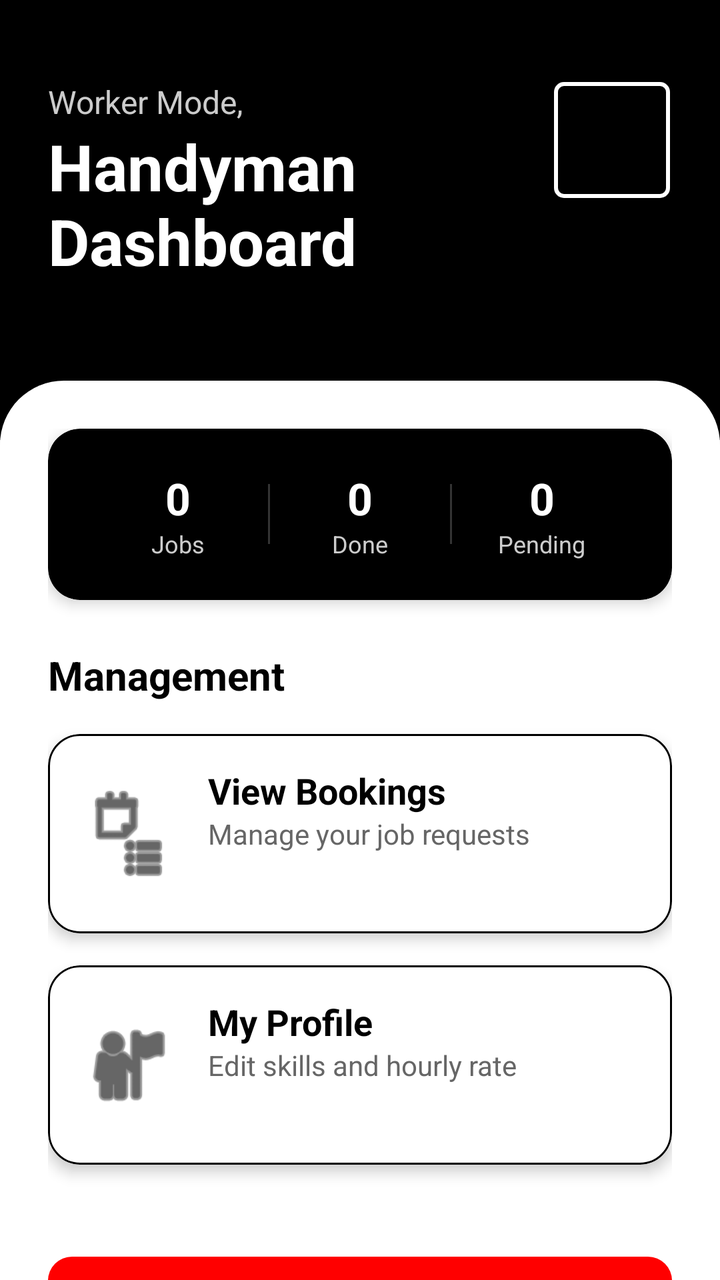
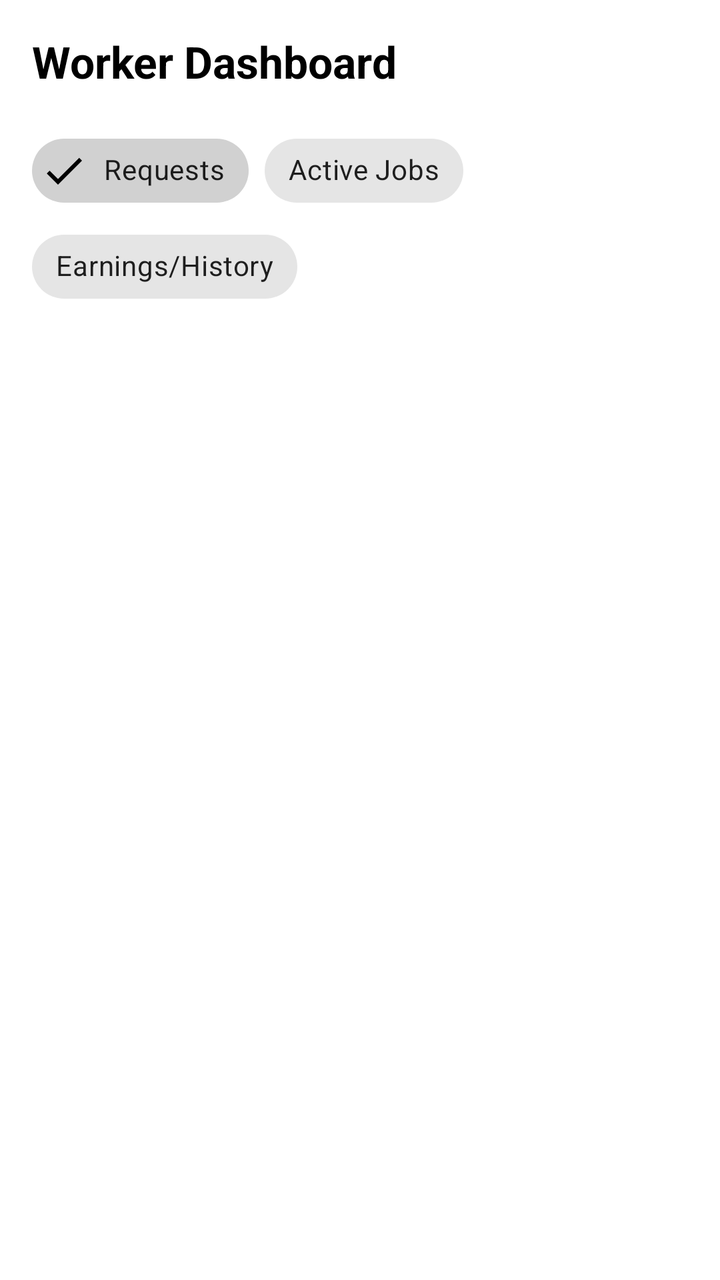

Before-and-after screenshots of an Android layout around one commit, followed by the original layout XML and the change that was made.
<!-- AndroidManifest.xml: application theme Theme.HandManWork -->
<!-- res/layout/activity_worker_dashboard.xml -->
<?xml version="1.0" encoding="utf-8"?>
<androidx.constraintlayout.widget.ConstraintLayout xmlns:android="http://schemas.android.com/apk/res/android"
    xmlns:app="http://schemas.android.com/apk/res-auto"
    xmlns:tools="http://schemas.android.com/tools"
    android:layout_width="match_parent"
    android:layout_height="match_parent"
    android:background="#FFFFFF">

    
    <View
        android:id="@+id/headerBackground"
        android:layout_width="match_parent"
        android:layout_height="220dp"
        android:background="#000000"
        app:layout_constraintTop_toTopOf="parent" />

    <com.google.android.material.imageview.ShapeableImageView
        android:id="@+id/workerProfileImage"
        android:layout_width="60dp"
        android:layout_height="60dp"
        android:layout_marginTop="40dp"
        android:layout_marginEnd="24dp"
        android:padding="2dp"
        android:scaleType="centerCrop"
        android:src="@android:drawable/sym_def_app_icon"
        app:layout_constraintEnd_toEndOf="parent"
        app:layout_constraintTop_toTopOf="parent"
        app:shapeAppearanceOverlay="@style/ShapeAppearance.MaterialComponents.MediumComponent"
        app:strokeColor="#FFFFFF"
        app:strokeWidth="2dp" />

    <TextView
        android:id="@+id/welcomeText"
        android:layout_width="wrap_content"
        android:layout_height="wrap_content"
        android:layout_marginStart="24dp"
        android:layout_marginTop="40dp"
        android:text="Worker Mode,"
        android:textColor="#CCCCCC"
        android:textSize="16sp"
        app:layout_constraintStart_toStartOf="parent"
        app:layout_constraintTop_toTopOf="parent" />

    <TextView
        android:id="@+id/dashboardTitle"
        android:layout_width="wrap_content"
        android:layout_height="wrap_content"
        android:layout_marginStart="24dp"
        android:text="Handyman\nDashboard"
        android:textColor="#FFFFFF"
        android:textSize="32sp"
        android:textStyle="bold"
        app:layout_constraintStart_toStartOf="parent"
        app:layout_constraintTop_toBottomOf="@id/welcomeText" />

    
    <androidx.core.widget.NestedScrollView
        android:layout_width="match_parent"
        android:layout_height="0dp"
        android:layout_marginTop="-30dp"
        android:background="@drawable/rounded_top_corners"
        android:backgroundTint="#FFFFFF"
        android:elevation="8dp"
        app:layout_constraintBottom_toBottomOf="parent"
        app:layout_constraintTop_toBottomOf="@id/headerBackground">

        <LinearLayout
            android:layout_width="match_parent"
            android:layout_height="wrap_content"
            android:orientation="vertical"
            android:padding="24dp">

            
            <com.google.android.material.card.MaterialCardView
                android:id="@+id/stats_card"
                android:layout_width="match_parent"
                android:layout_height="wrap_content"
                android:layout_marginBottom="24dp"
                app:cardCornerRadius="16dp"
                app:cardElevation="4dp"
                app:cardBackgroundColor="#000000">

                <LinearLayout
                    android:layout_width="match_parent"
                    android:layout_height="wrap_content"
                    android:orientation="horizontal"
                    android:padding="20dp"
                    android:weightSum="3">

                    <LinearLayout
                        android:layout_width="0dp"
                        android:layout_height="wrap_content"
                        android:layout_weight="1"
                        android:orientation="vertical"
                        android:gravity="center">
                        <TextView
                            android:id="@+id/total_jobs_text"
                            android:layout_width="wrap_content"
                            android:layout_height="wrap_content"
                            android:text="0"
                            android:textSize="22sp"
                            android:textStyle="bold"
                            android:textColor="#FFFFFF" />
                        <TextView
                            android:layout_width="wrap_content"
                            android:layout_height="wrap_content"
                            android:text="Jobs"
                            android:textSize="12sp"
                            android:textColor="#CCCCCC" />
                    </LinearLayout>

                    <View
                        android:layout_width="1dp"
                        android:layout_height="30dp"
                        android:background="#33FFFFFF"
                        android:layout_gravity="center_vertical" />

                    <LinearLayout
                        android:layout_width="0dp"
                        android:layout_height="wrap_content"
                        android:layout_weight="1"
                        android:orientation="vertical"
                        android:gravity="center">
                        <TextView
                            android:id="@+id/completed_jobs_text"
                            android:layout_width="wrap_content"
                            android:layout_height="wrap_content"
                            android:text="0"
                            android:textSize="22sp"
                            android:textStyle="bold"
                            android:textColor="#FFFFFF" />
                        <TextView
                            android:layout_width="wrap_content"
                            android:layout_height="wrap_content"
                            android:text="Done"
                            android:textSize="12sp"
                            android:textColor="#CCCCCC" />
                    </LinearLayout>

                    <View
                        android:layout_width="1dp"
                        android:layout_height="30dp"
                        android:background="#33FFFFFF"
                        android:layout_gravity="center_vertical" />

                    <LinearLayout
                        android:layout_width="0dp"
                        android:layout_height="wrap_content"
                        android:layout_weight="1"
                        android:orientation="vertical"
                        android:gravity="center">
                        <TextView
                            android:id="@+id/pending_jobs_text"
                            android:layout_width="wrap_content"
                            android:layout_height="wrap_content"
                            android:text="0"
                            android:textSize="22sp"
                            android:textStyle="bold"
                            android:textColor="#FFFFFF" />
                        <TextView
                            android:layout_width="wrap_content"
                            android:layout_height="wrap_content"
                            android:text="Pending"
                            android:textSize="12sp"
                            android:textColor="#CCCCCC" />
                    </LinearLayout>
                </LinearLayout>
            </com.google.android.material.card.MaterialCardView>

            <TextView
                android:layout_width="wrap_content"
                android:layout_height="wrap_content"
                android:layout_marginBottom="16dp"
                android:text="Management"
                android:textColor="#000000"
                android:textSize="20sp"
                android:textStyle="bold" />

            
            <com.google.android.material.card.MaterialCardView
                android:id="@+id/view_bookings_button"
                android:layout_width="match_parent"
                android:layout_height="wrap_content"
                android:layout_marginBottom="16dp"
                android:clickable="true"
                android:focusable="true"
                app:cardCornerRadius="16dp"
                app:cardElevation="4dp"
                app:strokeColor="#000000"
                app:strokeWidth="1dp">
                <androidx.constraintlayout.widget.ConstraintLayout
                    android:layout_width="match_parent"
                    android:layout_height="wrap_content"
                    android:padding="16dp">
                    <ImageView
                        android:id="@+id/iconBookings"
                        android:layout_width="48dp"
                        android:layout_height="48dp"
                        android:src="@android:drawable/ic_menu_agenda"
                        app:layout_constraintStart_toStartOf="parent"
                        app:layout_constraintTop_toTopOf="parent"
                        app:layout_constraintBottom_toBottomOf="parent"
                        app:tint="#000000" />
                    <TextView
                        android:layout_width="wrap_content"
                        android:layout_height="wrap_content"
                        android:layout_marginStart="16dp"
                        android:text="View Bookings"
                        android:textColor="#000000"
                        android:textSize="18sp"
                        android:textStyle="bold"
                        app:layout_constraintStart_toEndOf="@id/iconBookings"
                        app:layout_constraintTop_toTopOf="parent"
                        app:layout_constraintBottom_toTopOf="@id/subtextBookings"/>
                    <TextView
                        android:id="@+id/subtextBookings"
                        android:layout_width="wrap_content"
                        android:layout_height="wrap_content"
                        android:layout_marginStart="16dp"
                        android:text="Manage your job requests"
                        android:textColor="#666666"
                        android:textSize="14sp"
                        app:layout_constraintStart_toEndOf="@id/iconBookings"
                        app:layout_constraintBottom_toBottomOf="parent"
                        app:layout_constraintTop_toBottomOf="@id/subtextBookings"
                        tools:ignore="NotSibling" />
                </androidx.constraintlayout.widget.ConstraintLayout>
            </com.google.android.material.card.MaterialCardView>

            
            <com.google.android.material.card.MaterialCardView
                android:id="@+id/profile_button"
                android:layout_width="match_parent"
                android:layout_height="wrap_content"
                android:layout_marginBottom="16dp"
                android:clickable="true"
                android:focusable="true"
                app:cardCornerRadius="16dp"
                app:cardElevation="4dp"
                app:strokeColor="#000000"
                app:strokeWidth="1dp">
                <androidx.constraintlayout.widget.ConstraintLayout
                    android:layout_width="match_parent"
                    android:layout_height="wrap_content"
                    android:padding="16dp">
                    <ImageView
                        android:id="@+id/iconProfile"
                        android:layout_width="48dp"
                        android:layout_height="48dp"
                        android:src="@android:drawable/ic_menu_myplaces"
                        app:layout_constraintStart_toStartOf="parent"
                        app:layout_constraintTop_toTopOf="parent"
                        app:layout_constraintBottom_toBottomOf="parent"
                        app:tint="#000000" />
                    <TextView
                        android:layout_width="wrap_content"
                        android:layout_height="wrap_content"
                        android:layout_marginStart="16dp"
                        android:text="My Profile"
                        android:textColor="#000000"
                        android:textSize="18sp"
                        android:textStyle="bold"
                        app:layout_constraintStart_toEndOf="@id/iconProfile"
                        app:layout_constraintTop_toTopOf="parent"
                        app:layout_constraintBottom_toTopOf="@id/subtextProfile"/>
                    <TextView
                        android:id="@+id/subtextProfile"
                        android:layout_width="wrap_content"
                        android:layout_height="wrap_content"
                        android:layout_marginStart="16dp"
                        android:text="Edit skills and hourly rate"
                        android:textColor="#666666"
                        android:textSize="14sp"
                        app:layout_constraintStart_toEndOf="@id/iconProfile"
                        app:layout_constraintBottom_toBottomOf="parent"
                        app:layout_constraintTop_toBottomOf="@id/subtextProfile"
                        tools:ignore="NotSibling" />
                </androidx.constraintlayout.widget.ConstraintLayout>
            </com.google.android.material.card.MaterialCardView>

            
            <com.google.android.material.button.MaterialButton
                android:id="@+id/logout_button"
                style="@style/Widget.MaterialComponents.Button.UnelevatedButton"
                android:layout_width="match_parent"
                android:layout_height="60dp"
                android:layout_marginTop="24dp"
                android:text="Logout"
                android:textColor="#FFFFFF"
                android:textSize="16sp"
                android:textStyle="bold"
                app:backgroundTint="#FF0000"
                app:cornerRadius="12dp"
                app:icon="@android:drawable/ic_lock_power_off"
                app:iconGravity="textStart" />

        </LinearLayout>
    </androidx.core.widget.NestedScrollView>

</androidx.constraintlayout.widget.ConstraintLayout>
<!-- resources referenced by this layout -->
<resources>
  <!-- drawable rounded_top_corners (drawable) -->
  <?xml version="1.0" encoding="utf-8"?>
  <shape xmlns:android="http://schemas.android.com/apk/res/android">
      <solid android:color="#FFFFFF" />
      <corners
          android:topLeftRadius="32dp"
          android:topRightRadius="32dp" />
  </shape>
  <style name="Theme.HandManWork" parent="Theme.MaterialComponents.DayNight.NoActionBar">
          
          <item name="colorPrimary">#000000</item>
          <item name="colorPrimaryVariant">#333333</item>
          <item name="colorOnPrimary">@color/white</item>
          
          
          <item name="colorSecondary">#000000</item>
          <item name="colorSecondaryVariant">#333333</item>
          <item name="colorOnSecondary">@color/black</item>
          
          
          <item name="android:statusBarColor">#000000</item>
          <item name="android:windowLightStatusBar">false</item>
          
          
          <item name="android:windowBackground">@color/white</item>
          <item name="android:colorBackground">@color/white</item>
          
          
          <item name="android:textColor">@color/black</item>
          <item name="android:textColorPrimary">@color/black</item>
          <item name="android:textColorSecondary">#666666</item>
          
          
          <item name="android:datePickerDialogTheme">@style/CustomPickerTheme</item>
          <item name="android:timePickerDialogTheme">@style/CustomPickerTheme</item>
          
          
          <item name="materialButtonStyle">@style/Widget.MaterialComponents.Button</item>
          
          
          <item name="textInputStyle">@style/Widget.MaterialComponents.TextInputLayout.OutlinedBox</item>
      </style>
  <color name="white">#FFFFFF</color>
  <color name="black">#000000</color>
  <style name="CustomPickerTheme" parent="Theme.MaterialComponents.Light.Dialog">
          <item name="colorPrimary">#000000</item> 
          <item name="colorAccent">#000000</item> 
          <item name="android:textColorPrimary">#000000</item> 
          <item name="android:textColorSecondary">#666666</item> 
          <item name="android:headerBackground">#000000</item>
          <item name="android:windowBackground">@color/white</item>
          <item name="android:buttonBarPositiveButtonStyle">@style/PickerButtonStyle</item>
          <item name="android:buttonBarNegativeButtonStyle">@style/PickerButtonStyle</item>
      </style>
  <style name="PickerButtonStyle" parent="Widget.MaterialComponents.Button.TextButton">
          <item name="android:textColor">#000000</item>
          <item name="android:textStyle">bold</item>
      </style>
</resources>

<!-- the commit's change to res/layout/activity_worker_dashboard.xml (unified diff, before → after) -->
@@ -1,300 +1,50 @@
 <?xml version="1.0" encoding="utf-8"?>
-<androidx.constraintlayout.widget.ConstraintLayout xmlns:android="http://schemas.android.com/apk/res/android"
+<LinearLayout xmlns:android="http://schemas.android.com/apk/res/android"
     xmlns:app="http://schemas.android.com/apk/res-auto"
-    xmlns:tools="http://schemas.android.com/tools"
     android:layout_width="match_parent"
     android:layout_height="match_parent"
-    android:background="#FFFFFF">
-
-    
-    <View
-        android:id="@+id/headerBackground"
-        android:layout_width="match_parent"
-        android:layout_height="220dp"
-        android:background="#000000"
-        app:layout_constraintTop_toTopOf="parent" />
-
-    <com.google.android.material.imageview.ShapeableImageView
-        android:id="@+id/workerProfileImage"
-        android:layout_width="60dp"
-        android:layout_height="60dp"
-        android:layout_marginTop="40dp"
-        android:layout_marginEnd="24dp"
-        android:padding="2dp"
-        android:scaleType="centerCrop"
-        android:src="@android:drawable/sym_def_app_icon"
-        app:layout_constraintEnd_toEndOf="parent"
-        app:layout_constraintTop_toTopOf="parent"
-        app:shapeAppearanceOverlay="@style/ShapeAppearance.MaterialComponents.MediumComponent"
-        app:strokeColor="#FFFFFF"
-        app:strokeWidth="2dp" />
+    android:orientation="vertical"
+    android:padding="16dp">
 
     <TextView
-        android:id="@+id/welcomeText"
         android:layout_width="wrap_content"
         android:layout_height="wrap_content"
-        android:layout_marginStart="24dp"
-        android:layout_marginTop="40dp"
-        android:text="Worker Mode,"
-        android:textColor="#CCCCCC"
-        android:textSize="16sp"
-        app:layout_constraintStart_toStartOf="parent"
-        app:layout_constraintTop_toTopOf="parent" />
+        android:text="Worker Dashboard"
+        android:textSize="22sp"
+        android:textStyle="bold"
+        android:layout_marginBottom="16dp"/>
 
-    <TextView
-        android:id="@+id/dashboardTitle"
-        android:layout_width="wrap_content"
+    <com.google.android.material.chip.ChipGroup
+        android:id="@+id/statusChipGroup"
+        android:layout_width="match_parent"
         android:layout_height="wrap_content"
-        android:layout_marginStart="24dp"
-        android:text="Handyman\nDashboard"
-        android:textColor="#FFFFFF"
-        android:textSize="32sp"
-        android:textStyle="bold"
-        app:layout_constraintStart_toStartOf="parent"
-        app:layout_constraintTop_toBottomOf="@id/welcomeText" />
+        app:singleSelection="true"
+        app:selectionRequired="true">
+        <com.google.android.material.chip.Chip
+            android:id="@+id/chipPending"
+            style="@style/Widget.MaterialComponents.Chip.Filter"
+            android:layout_width="wrap_content"
+            android:layout_height="wrap_content"
+            android:text="Requests"
+            android:checked="true"/>
+        <com.google.android.material.chip.Chip
+            android:id="@+id/chipActive"
+            style="@style/Widget.MaterialComponents.Chip.Filter"
+            android:layout_width="wrap_content"
+            android:layout_height="wrap_content"
+            android:text="Active Jobs"/>
+        <com.google.android.material.chip.Chip
+            android:id="@+id/chipHistory"
+            style="@style/Widget.MaterialComponents.Chip.Filter"
+            android:layout_width="wrap_content"
+            android:layout_height="wrap_content"
+            android:text="Earnings/History"/>
+    </com.google.android.material.chip.ChipGroup>
 
-    
-    <androidx.core.widget.NestedScrollView
+    <androidx.recyclerview.widget.RecyclerView
+        android:id="@+id/rvWorkerBookings"
         android:layout_width="match_parent"
-        android:layout_height="0dp"
-        android:layout_marginTop="-30dp"
-        android:background="@drawable/rounded_top_corners"
-        android:backgroundTint="#FFFFFF"
-        android:elevation="8dp"
-        app:layout_constraintBottom_toBottomOf="parent"
-        app:layout_constraintTop_toBottomOf="@id/headerBackground">
+        android:layout_height="match_parent"
+        android:layout_marginTop="8dp"/>
 
-        <LinearLayout
-            android:layout_width="match_parent"
-            android:layout_height="wrap_content"
-            android:orientation="vertical"
-            android:padding="24dp">
-
-            
-            <com.google.android.material.card.MaterialCardView
-                android:id="@+id/stats_card"
-                android:layout_width="match_parent"
-                android:layout_height="wrap_content"
-                android:layout_marginBottom="24dp"
-                app:cardCornerRadius="16dp"
-                app:cardElevation="4dp"
-                app:cardBackgroundColor="#000000">
-
-                <LinearLayout
-                    android:layout_width="match_parent"
-                    android:layout_height="wrap_content"
-                    android:orientation="horizontal"
-                    android:padding="20dp"
-                    android:weightSum="3">
-
-                    <LinearLayout
-                        android:layout_width="0dp"
-                        android:layout_height="wrap_content"
-                        android:layout_weight="1"
-                        android:orientation="vertical"
-                        android:gravity="center">
-                        <TextView
-                            android:id="@+id/total_jobs_text"
-                            android:layout_width="wrap_content"
-                            android:layout_height="wrap_content"
-                            android:text="0"
-                            android:textSize="22sp"
-                            android:textStyle="bold"
-                            android:textColor="#FFFFFF" />
-                        <TextView
-                            android:layout_width="wrap_content"
-                            android:layout_height="wrap_content"
-                            android:text="Jobs"
-                            android:textSize="12sp"
-                            android:textColor="#CCCCCC" />
-                    </LinearLayout>
-
-                    <View
-                        android:layout_width="1dp"
-                        android:layout_height="30dp"
-                        android:background="#33FFFFFF"
-                        android:layout_gravity="center_vertical" />
-
-                    <LinearLayout
-                        android:layout_width="0dp"
-                        android:layout_height="wrap_content"
-                        android:layout_weight="1"
-                        android:orientation="vertical"
-                        android:gravity="center">
-                        <TextView
-                            android:id="@+id/completed_jobs_text"
-                            android:layout_width="wrap_content"
-                            android:layout_height="wrap_content"
-                            android:text="0"
-                            android:textSize="22sp"
-                            android:textStyle="bold"
-                            android:textColor="#FFFFFF" />
-                        <TextView
-                            android:layout_width="wrap_content"
-                            android:layout_height="wrap_content"
-                            android:text="Done"
-                            android:textSize="12sp"
-                            android:textColor="#CCCCCC" />
-                    </LinearLayout>
-
-                    <View
-                        android:layout_width="1dp"
-                        android:layout_height="30dp"
-                        android:background="#33FFFFFF"
-                        android:layout_gravity="center_vertical" />
-
-                    <LinearLayout
-                        android:layout_width="0dp"
-                        android:layout_height="wrap_content"
-                        android:layout_weight="1"
-                        android:orientation="vertical"
-                        android:gravity="center">
-                        <TextView
-                            android:id="@+id/pending_jobs_text"
-                            android:layout_width="wrap_content"
-                            android:layout_height="wrap_content"
-                            android:text="0"
-                            android:textSize="22sp"
-                            android:textStyle="bold"
-                            android:textColor="#FFFFFF" />
-                        <TextView
-                            android:layout_width="wrap_content"
-                            android:layout_height="wrap_content"
-                            android:text="Pending"
-                            android:textSize="12sp"
-                            android:textColor="#CCCCCC" />
-                    </LinearLayout>
-                </LinearLayout>
-            </com.google.android.material.card.MaterialCardView>
-
-            <TextView
-                android:layout_width="wrap_content"
-                android:layout_height="wrap_content"
-                android:layout_marginBottom="16dp"
-                android:text="Management"
-                android:textColor="#000000"
-                android:textSize="20sp"
-                android:textStyle="bold" />
-
-            
-            <com.google.android.material.card.MaterialCardView
-                android:id="@+id/view_bookings_button"
-                android:layout_width="match_parent"
-                android:layout_height="wrap_content"
-                android:layout_marginBottom="16dp"
-                android:clickable="true"
-                android:focusable="true"
-                app:cardCornerRadius="16dp"
-                app:cardElevation="4dp"
-                app:strokeColor="#000000"
-                app:strokeWidth="1dp">
-                <androidx.constraintlayout.widget.ConstraintLayout
-                    android:layout_width="match_parent"
-                    android:layout_height="wrap_content"
-                    android:padding="16dp">
-                    <ImageView
-                        android:id="@+id/iconBookings"
-                        android:layout_width="48dp"
-                        android:layout_height="48dp"
-                        android:src="@android:drawable/ic_menu_agenda"
-                        app:layout_constraintStart_toStartOf="parent"
-                        app:layout_constraintTop_toTopOf="parent"
-                        app:layout_constraintBottom_toBottomOf="parent"
-                        app:tint="#000000" />
-                    <TextView
-                        android:layout_width="wrap_content"
-                        android:layout_height="wrap_content"
-                        android:layout_marginStart="16dp"
-                        android:text="View Bookings"
-                        android:textColor="#000000"
-                        android:textSize="18sp"
-                        android:textStyle="bold"
-                        app:layout_constraintStart_toEndOf="@id/iconBookings"
-                        app:layout_constraintTop_toTopOf="parent"
-                        app:layout_constraintBottom_toTopOf="@id/subtextBookings"/>
-                    <TextView
-                        android:id="@+id/subtextBookings"
-                        android:layout_width="wrap_content"
-                        android:layout_height="wrap_content"
-                        android:layout_marginStart="16dp"
-                        android:text="Manage your job requests"
-                        android:textColor="#666666"
-                        android:textSize="14sp"
-                        app:layout_constraintStart_toEndOf="@id/iconBookings"
-                        app:layout_constraintBottom_toBottomOf="parent"
-                        app:layout_constraintTop_toBottomOf="@id/subtextBookings"
-                        tools:ignore="NotSibling" />
-                </androidx.constraintlayout.widget.ConstraintLayout>
-            </com.google.android.material.card.MaterialCardView>
-
-            
-            <com.google.android.material.card.MaterialCardView
-                android:id="@+id/profile_button"
-                android:layout_width="match_parent"
-                android:layout_height="wrap_content"
-                android:layout_marginBottom="16dp"
-                android:clickable="true"
-                android:focusable="true"
-                app:cardCornerRadius="16dp"
-                app:cardElevation="4dp"
-                app:strokeColor="#000000"
-                app:strokeWidth="1dp">
-                <androidx.constraintlayout.widget.ConstraintLayout
-                    android:layout_width="match_parent"
-                    android:layout_height="wrap_content"
-                    android:padding="16dp">
-                    <ImageView
-                        android:id="@+id/iconProfile"
-                        android:layout_width="48dp"
-                        android:layout_height="48dp"
-                        android:src="@android:drawable/ic_menu_myplaces"
-                        app:layout_constraintStart_toStartOf="parent"
-                        app:layout_constraintTop_toTopOf="parent"
-                        app:layout_constraintBottom_toBottomOf="parent"
-                        app:tint="#000000" />
-                    <TextView
-                        android:layout_width="wrap_content"
-                        android:layout_height="wrap_content"
-                        android:layout_marginStart="16dp"
-                        android:text="My Profile"
-                        android:textColor="#000000"
-                        android:textSize="18sp"
-                        android:textStyle="bold"
-                        app:layout_constraintStart_toEndOf="@id/iconProfile"
-                        app:layout_constraintTop_toTopOf="parent"
-                        app:layout_constraintBottom_toTopOf="@id/subtextProfile"/>
-                    <TextView
-                        android:id="@+id/subtextProfile"
-                        android:layout_width="wrap_content"
-                        android:layout_height="wrap_content"
-                        android:layout_marginStart="16dp"
-                        android:text="Edit skills and hourly rate"
-                        android:textColor="#666666"
-                        android:textSize="14sp"
-                        app:layout_constraintStart_toEndOf="@id/iconProfile"
-                        app:layout_constraintBottom_toBottomOf="parent"
-                        app:layout_constraintTop_toBottomOf="@id/subtextProfile"
-                        tools:ignore="NotSibling" />
-                </androidx.constraintlayout.widget.ConstraintLayout>
-            </com.google.android.material.card.MaterialCardView>
-
-            
-            <com.google.android.material.button.MaterialButton
-                android:id="@+id/logout_button"
-                style="@style/Widget.MaterialComponents.Button.UnelevatedButton"
-                android:layout_width="match_parent"
-                android:layout_height="60dp"
-                android:layout_marginTop="24dp"
-                android:text="Logout"
-                android:textColor="#FFFFFF"
-                android:textSize="16sp"
-                android:textStyle="bold"
-                app:backgroundTint="#FF0000"
-                app:cornerRadius="12dp"
-                app:icon="@android:drawable/ic_lock_power_off"
-                app:iconGravity="textStart" />
-
-        </LinearLayout>
-    </androidx.core.widget.NestedScrollView>
-
-</androidx.constraintlayout.widget.ConstraintLayout>
+</LinearLayout>
<!-- resource entries referenced after the edit -->
@@ -1,13 +1,5 @@
 <!-- resources referenced by this layout -->
 <resources>
-  <!-- drawable rounded_top_corners (drawable) -->
-  <?xml version="1.0" encoding="utf-8"?>
-  <shape xmlns:android="http://schemas.android.com/apk/res/android">
-      <solid android:color="#FFFFFF" />
-      <corners
-          android:topLeftRadius="32dp"
-          android:topRightRadius="32dp" />
-  </shape>
   <style name="Theme.HandManWork" parent="Theme.MaterialComponents.DayNight.NoActionBar">
           
           <item name="colorPrimary">#000000</item>
